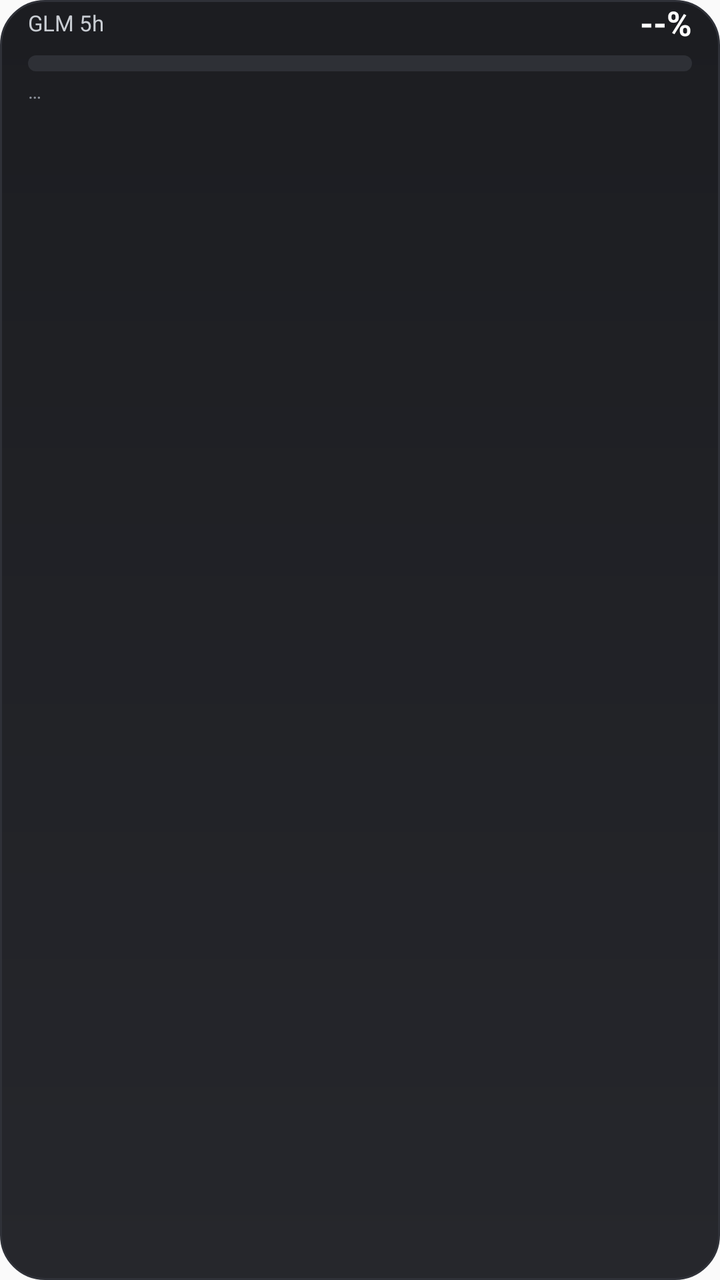
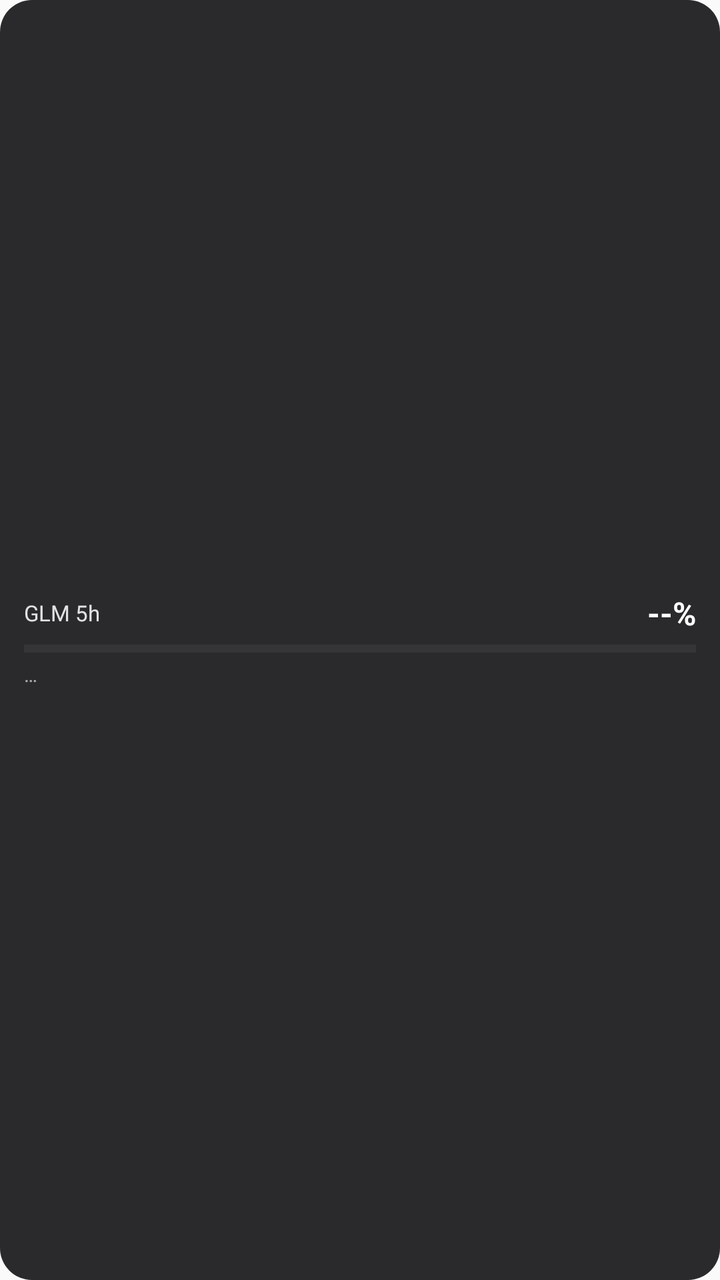

Before-and-after screenshots of an Android layout around one commit, followed by the original layout XML and the change that was made.
<!-- AndroidManifest.xml: application theme Theme.GlmQuota -->
<!-- res/layout/widget_2x1.xml -->
<?xml version="1.0" encoding="utf-8"?>
<LinearLayout xmlns:android="http://schemas.android.com/apk/res/android"
    android:layout_width="match_parent"
    android:layout_height="match_parent"
    android:orientation="vertical"
    android:gravity="center_vertical"
    android:background="@drawable/widget_bg"
    android:paddingStart="14dp"
    android:paddingEnd="14dp">
    
    <LinearLayout
        android:layout_width="match_parent"
        android:layout_height="wrap_content"
        android:orientation="horizontal"
        android:gravity="center_vertical">
        <TextView
            android:id="@+id/w2_title"
            android:layout_width="0dp"
            android:layout_weight="1"
            android:layout_height="wrap_content"
            android:text="GLM 5h"
            android:textColor="#C9CDD3"
            android:textSize="11sp" />
        <TextView
            android:id="@+id/w2_pct"
            android:layout_width="wrap_content"
            android:layout_height="wrap_content"
            android:text="--%"
            android:textColor="#FFFFFF"
            android:textSize="17sp"
            android:textStyle="bold" />
    </LinearLayout>
    <ProgressBar
        android:id="@+id/w2_bar"
        style="?android:attr/progressBarStyleHorizontal"
        android:layout_width="match_parent"
        android:layout_height="8dp"
        android:layout_marginTop="5dp"
        android:max="100"
        android:progress="0"
        android:progressDrawable="@drawable/bar_progress" />
    <TextView
        android:id="@+id/w2_reset"
        android:layout_width="match_parent"
        android:layout_height="wrap_content"
        android:layout_marginTop="3dp"
        android:text="…"
        android:textColor="#8A8F98"
        android:textSize="10sp" />
    <View
        android:id="@+id/widget_root"
        android:layout_width="match_parent"
        android:layout_height="match_parent"
        android:background="@android:color/transparent" />
</LinearLayout>
<!-- resources referenced by this layout -->
<resources>
  <!-- drawable bar_progress (drawable) -->
  <?xml version="1.0" encoding="utf-8"?>
  <layer-list xmlns:android="http://schemas.android.com/apk/res/android">
      <item android:id="@android:id/background">
          <shape android:shape="rectangle">
              <corners android:radius="5dp" />
              <solid android:color="#2E3036" />
          </shape>
      </item>
      <item android:id="@android:id/progress">
          <clip>
              <shape android:shape="rectangle">
                  <corners android:radius="5dp" />
                  <solid android:color="#34C759" />
              </shape>
          </clip>
      </item>
  </layer-list>
  <!-- drawable widget_bg (drawable) -->
  <?xml version="1.0" encoding="utf-8"?>
  <shape xmlns:android="http://schemas.android.com/apk/res/android" android:shape="rectangle">
      <gradient
          android:angle="270"
          android:startColor="#1C1D21"
          android:endColor="#26272C" />
      <corners android:radius="22dp" />
      <stroke android:width="1dp" android:color="#2F3138" />
  </shape>
  <style name="Theme.GlmQuota" parent="Theme.AppCompat.DayNight.NoActionBar" />
</resources>

<!-- the commit's change to res/layout/widget_2x1.xml (unified diff, before → after) -->
@@ -1,13 +1,13 @@
 <?xml version="1.0" encoding="utf-8"?>
 <LinearLayout xmlns:android="http://schemas.android.com/apk/res/android"
+    android:id="@+id/widget_root"
     android:layout_width="match_parent"
     android:layout_height="match_parent"
     android:orientation="vertical"
     android:gravity="center_vertical"
     android:background="@drawable/widget_bg"
-    android:paddingStart="14dp"
-    android:paddingEnd="14dp">
-    
+    android:paddingStart="12dp"
+    android:paddingEnd="12dp">
     <LinearLayout
         android:layout_width="match_parent"
         android:layout_height="wrap_content"
@@ -19,7 +19,7 @@
             android:layout_weight="1"
             android:layout_height="wrap_content"
             android:text="GLM 5h"
-            android:textColor="#C9CDD3"
+            android:textColor="#DDFFFFFF"
             android:textSize="11sp" />
         <TextView
             android:id="@+id/w2_pct"
@@ -27,29 +27,26 @@
             android:layout_height="wrap_content"
             android:text="--%"
             android:textColor="#FFFFFF"
-            android:textSize="17sp"
+            android:textSize="16sp"
             android:textStyle="bold" />
     </LinearLayout>
     <ProgressBar
         android:id="@+id/w2_bar"
         style="?android:attr/progressBarStyleHorizontal"
         android:layout_width="match_parent"
-        android:layout_height="8dp"
-        android:layout_marginTop="5dp"
+        android:layout_height="6dp"
+        android:layout_marginTop="4dp"
+        android:indeterminate="false"
         android:max="100"
         android:progress="0"
-        android:progressDrawable="@drawable/bar_progress" />
+        android:progressTint="#4CAF50"
+        android:progressBackgroundTint="#33FFFFFF" />
     <TextView
         android:id="@+id/w2_reset"
         android:layout_width="match_parent"
         android:layout_height="wrap_content"
         android:layout_marginTop="3dp"
         android:text="…"
-        android:textColor="#8A8F98"
+        android:textColor="#99FFFFFF"
         android:textSize="10sp" />
-    <View
-        android:id="@+id/widget_root"
-        android:layout_width="match_parent"
-        android:layout_height="match_parent"
-        android:background="@android:color/transparent" />
 </LinearLayout>
<!-- resource entries referenced after the edit -->
@@ -1,32 +1,10 @@
 <!-- resources referenced by this layout -->
 <resources>
-  <!-- drawable bar_progress (drawable) -->
-  <?xml version="1.0" encoding="utf-8"?>
-  <layer-list xmlns:android="http://schemas.android.com/apk/res/android">
-      <item android:id="@android:id/background">
-          <shape android:shape="rectangle">
-              <corners android:radius="5dp" />
-              <solid android:color="#2E3036" />
-          </shape>
-      </item>
-      <item android:id="@android:id/progress">
-          <clip>
-              <shape android:shape="rectangle">
-                  <corners android:radius="5dp" />
-                  <solid android:color="#34C759" />
-              </shape>
-          </clip>
-      </item>
-  </layer-list>
   <!-- drawable widget_bg (drawable) -->
   <?xml version="1.0" encoding="utf-8"?>
   <shape xmlns:android="http://schemas.android.com/apk/res/android" android:shape="rectangle">
-      <gradient
-          android:angle="270"
-          android:startColor="#1C1D21"
-          android:endColor="#26272C" />
-      <corners android:radius="22dp" />
-      <stroke android:width="1dp" android:color="#2F3138" />
+      <corners android:radius="16dp" />
+      <solid android:color="#E6151518" />
   </shape>
   <style name="Theme.GlmQuota" parent="Theme.AppCompat.DayNight.NoActionBar" />
 </resources>
